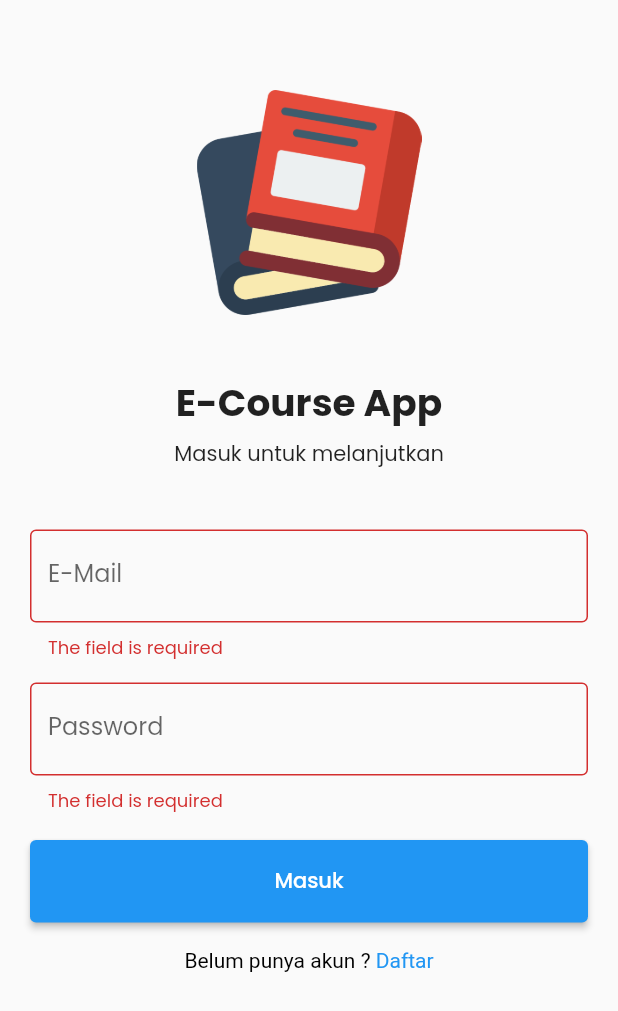
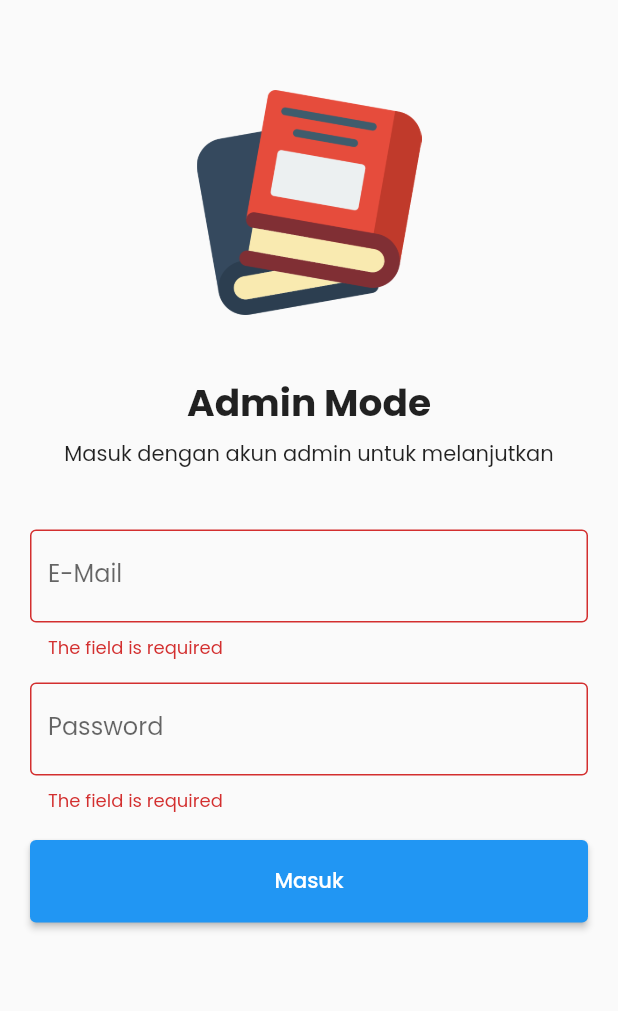
Before and after one commit to davidmahbubi/e-course-app, a Flutter app: the SignIn screen opened directly, after a tap on "Masuk", on a phone screen of 412 x 824 dp. Shown: the top 1011 px of the screen. Run offline on Flutter 3.47's test engine with Material 2 defaults, Android fonts, the phone set to English and light mode, and no system bars; our stand-ins replace carousel_slider, cloud_firestore, file_picker, firebase_auth, firebase_core, firebase_storage and 4 more; missing offline and left inert: random_string_generator, search_page; accounts and stored records are empty.

Commit message:
Changed login method

```diff
--- a/lib/components/auth_top_content.dart
+++ b/lib/components/auth_top_content.dart
@@ -14,7 +14,7 @@ class AuthTopContent extends StatelessWidget {
         const SizedBox(height: 60),
         Image.asset('assets/images/book.png', width: 150),
         const SizedBox(height: 40),
-        const Text('E-Course App',
+        const Text('Admin Mode',
           style: TextStyle(
             fontWeight: FontWeight.bold,
             fontSize: 25
--- a/lib/pages/home.dart
+++ b/lib/pages/home.dart
@@ -1,6 +1,8 @@
 import 'package:e_course_app/components/image_carousel.dart';
 import 'package:e_course_app/components/search_action.dart';
 import 'package:e_course_app/components/video_grid.dart';
+import 'package:e_course_app/pages/sign_in.dart';
+import 'package:e_course_app/pages/wrapper.dart';
 import 'package:e_course_app/services/local_storage_service.dart';
 import 'package:flutter/material.dart';
 import 'package:flutter/services.dart';
@@ -62,6 +64,17 @@ class _HomeState extends State<Home> {
         elevation: 0,
         systemOverlayStyle: SystemUiOverlayStyle.dark,
         actions: <Widget> [
+          IconButton(
+            onPressed: () {
+              List<String>? userData = LocalStorageService.localStorage.getStringList('user');
+              if (userData != null) {
+                ScaffoldMessenger.of(context).showSnackBar(const SnackBar(content: Text('Anda sudah dalam mode admin ! klik menu "Profile" dan klik "Sign Out" untuk keluar mode admin')));
+              } else {
+                Navigator.push(context, MaterialPageRoute(builder: (BuildContext context) => SignIn()));
+              }
+            },
+            icon: const Icon(Icons.admin_panel_settings, color: Colors.black)
+          ),
           SearchAction(
             videosList: videosList,
             onTap: (Map<String, dynamic> selectedVideo) {
--- a/lib/pages/sign_in.dart
+++ b/lib/pages/sign_in.dart
@@ -1,8 +1,6 @@
 import 'package:e_course_app/components/auth_top_content.dart';
-import 'package:e_course_app/pages/sign_up.dart';
 import 'package:e_course_app/services/auth_service.dart';
 import 'package:firebase_auth/firebase_auth.dart';
-import 'package:flutter/gestures.dart';
 import 'package:flutter/material.dart';
 import 'package:flutter/services.dart';
 import 'package:form_validator/form_validator.dart';
@@ -51,7 +49,7 @@ class _SignInState extends State<SignIn> {
           child: SingleChildScrollView(
             child: Column(
               children: <Widget> [
-                const AuthTopContent(description: 'Masuk untuk melanjutkan'),
+                const AuthTopContent(description: 'Masuk dengan akun admin untuk melanjutkan'),
                 Form(
                   key: _formKey,
                   child: Padding(
@@ -76,12 +74,16 @@ class _SignInState extends State<SignIn> {
                           child: ElevatedButton(
                             onPressed: () async {
                               if (_formKey.currentState!.validate()) {
+                                FocusManager.instance.primaryFocus?.unfocus();
                                 bool? isLoginSuccess = await _login();
                                 if (isLoginSuccess == null || !isLoginSuccess) {
                                   // ignore: use_build_context_synchronously
                                   ScaffoldMessenger.of(context).showSnackBar(
                                     const SnackBar(content: Text('Username / Password anda salah ! silahkan cek kembali !'))
                                   );
+                                } else {
+                                  // hide keyboard
+                                  Navigator.pop(context);
                                 }
                               }
                             },
@@ -92,21 +94,21 @@ class _SignInState extends State<SignIn> {
                           )
                         ),
                         const SizedBox(height: 17),
-                        RichText(text: TextSpan(
-                          style: const TextStyle(
-                            color: Colors.black,
-                          ),
-                          children: <TextSpan> [
-                            const TextSpan(text: 'Belum punya akun ? '),
-                            TextSpan(
-                              text: 'Daftar',
-                              style: const TextStyle(color: Colors.blue),
-                              recognizer: TapGestureRecognizer()..onTap = () {
-                                Navigator.push(context, MaterialPageRoute(builder: (BuildContext context) => const SignUp()));
-                              }
-                            )
-                          ]
-                        )),
+                        // RichText(text: TextSpan(
+                        //   style: const TextStyle(
+                        //     color: Colors.black,
+                        //   ),
+                        //   children: <TextSpan> [
+                        //     const TextSpan(text: 'Belum punya akun ? '),
+                        //     TextSpan(
+                        //       text: 'Daftar',
+                        //       style: const TextStyle(color: Colors.blue),
+                        //       recognizer: TapGestureRecognizer()..onTap = () {
+                        //         Navigator.push(context, MaterialPageRoute(builder: (BuildContext context) => const SignUp()));
+                        //       }
+                        //     )
+                        //   ]
+                        // )),
                         const SizedBox(height: 20),
                       ],
                     ),
--- a/lib/pages/wrapper.dart
+++ b/lib/pages/wrapper.dart
@@ -1,3 +1,4 @@
+import 'package:e_course_app/pages/home.dart';
 import 'package:e_course_app/pages/main_page.dart';
 import 'package:flutter/material.dart';
 import 'package:firebase_auth/firebase_auth.dart';
@@ -10,6 +11,6 @@ class Wrapper extends StatelessWidget {
   @override
   Widget build(BuildContext context) {
     User? user = Provider.of<User?>(context);
-    return user == null ? const SignIn() : const MainPage();
+    return user == null ? const Home() : const MainPage();
   }
 }
```
